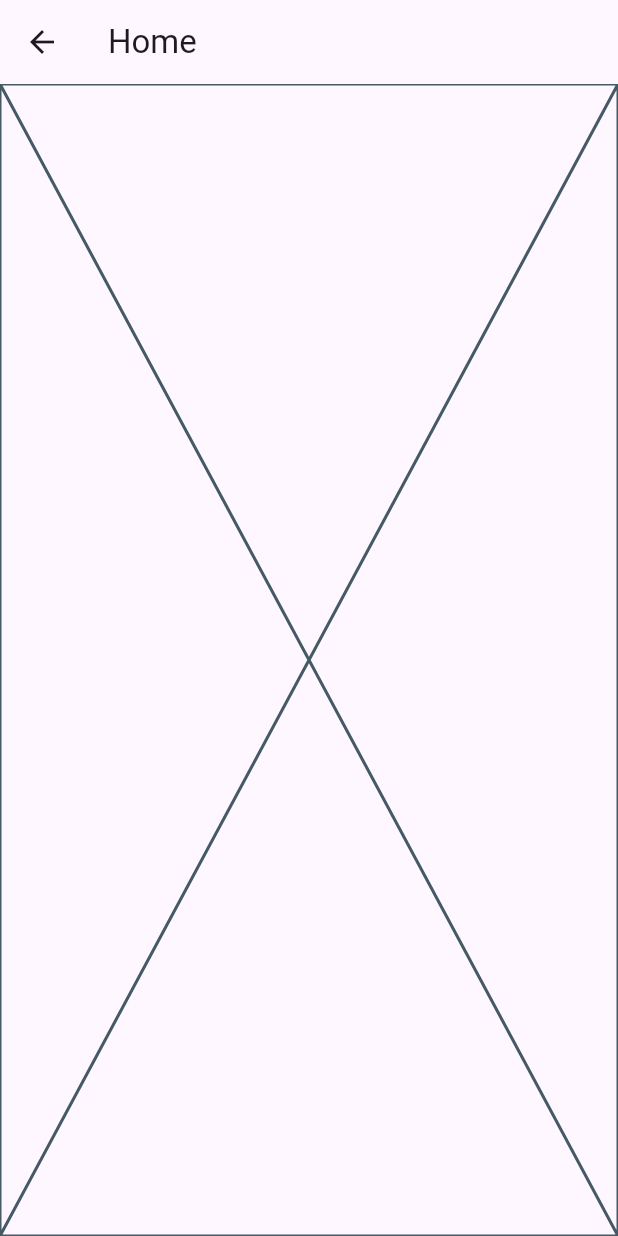
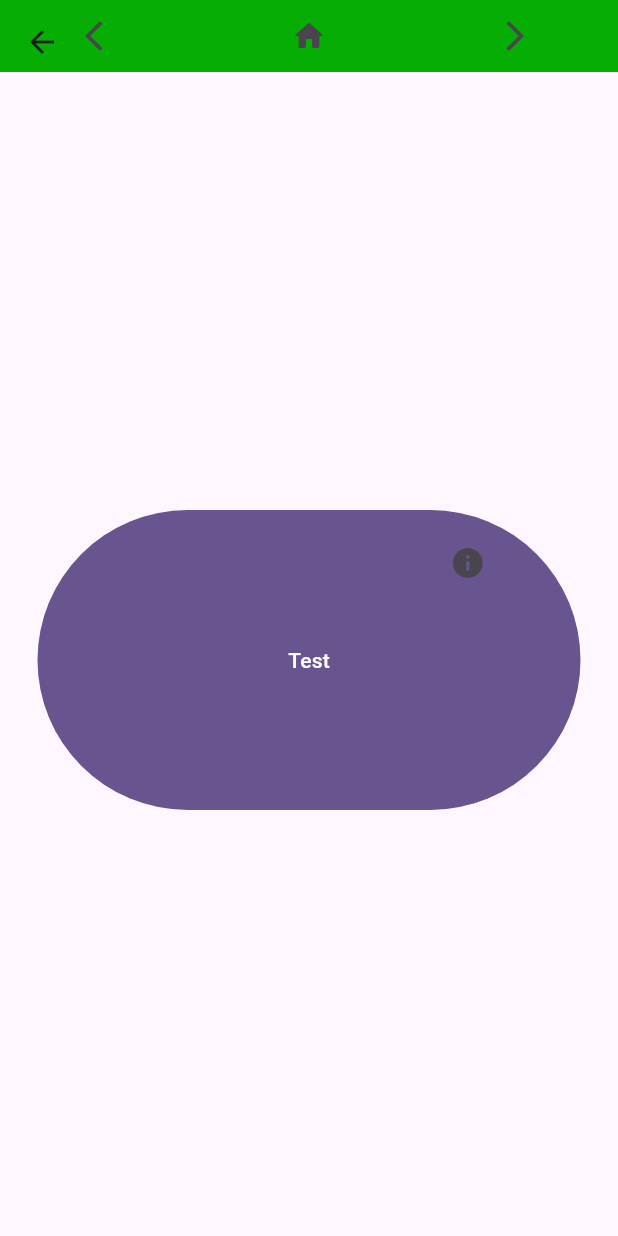
Before and after one commit to DavidCMeneses/AppNea, a Flutter app: the HomePage screen opened directly, on a phone screen of 412 x 824 dp. Run offline on Flutter 3.47's test engine with Material 3 defaults, Android fonts, the phone set to English and light mode, and no system bars; network calls fail.

Commit message:
create custom appbar
tengo sueño

```diff
--- a/appnea/lib/screens/home.dart
+++ b/appnea/lib/screens/home.dart
@@ -1,3 +1,5 @@
+import 'package:appnea/widgets/composed_button.dart';
+import 'package:appnea/widgets/custom_appbar.dart';
 import 'package:flutter/material.dart';
 
 class HomePage extends StatelessWidget {
@@ -6,9 +8,8 @@ class HomePage extends StatelessWidget {
   @override
   Widget build(BuildContext context) {
     return Scaffold(
-      appBar: AppBar(title: const Text("Home"),
-      ),
-      body: const Placeholder(),
+      appBar: AppBar(flexibleSpace: const CustomAppBar(),),
+      body: const ComposedButton(),
     );
   }
 }
--- /dev/null
+++ b/appnea/lib/widgets/composed_button.dart
@@ -0,0 +1,36 @@
+import 'package:flutter/material.dart';
+
+class ComposedButton extends StatelessWidget {
+  const ComposedButton({super.key});
+
+  @override
+  Widget build(BuildContext context) {
+    return Center(
+      child: Container(
+        padding: const EdgeInsets.all(8),
+        child: Stack(
+          children: [
+            SizedBox(
+              //Boton grande
+              height: 200,
+              width: MediaQuery.of(context).size.width - 50,
+              child: FilledButton(onPressed: () {}, child: const Text('Test')),
+            ),
+            Positioned(
+              top: 5,
+              right: 30,
+              child: SizedBox(
+                height: 60,
+                width: (MediaQuery.of(context).size.width - 50)/4,
+                child: IconButton(
+                  icon: const Icon(Icons.info),
+                  onPressed: () {}
+                  ),
+              )
+              )
+          ],
+        ),
+      ),
+    );
+  }
+}
--- /dev/null
+++ b/appnea/lib/widgets/custom_appbar.dart
@@ -0,0 +1,22 @@
+import 'package:flutter/material.dart';
+
+class CustomAppBar extends StatelessWidget {
+  const CustomAppBar({super.key});
+
+  @override
+  Widget build(BuildContext context) {
+    return Container(
+        color: const Color.fromRGBO(6, 174, 3, 1),
+        child: Row(children: [
+          Expanded(
+              child: IconButton(
+                  onPressed: () {}, icon: const Icon(Icons.arrow_back_ios))),
+          Expanded(
+              child: IconButton(
+                  onPressed: () {}, icon: const Icon(Icons.home_rounded))),
+          Expanded(
+              child: IconButton(
+                  onPressed: () {}, icon: const Icon(Icons.arrow_forward_ios)))
+        ]));
+  }
+}
```
